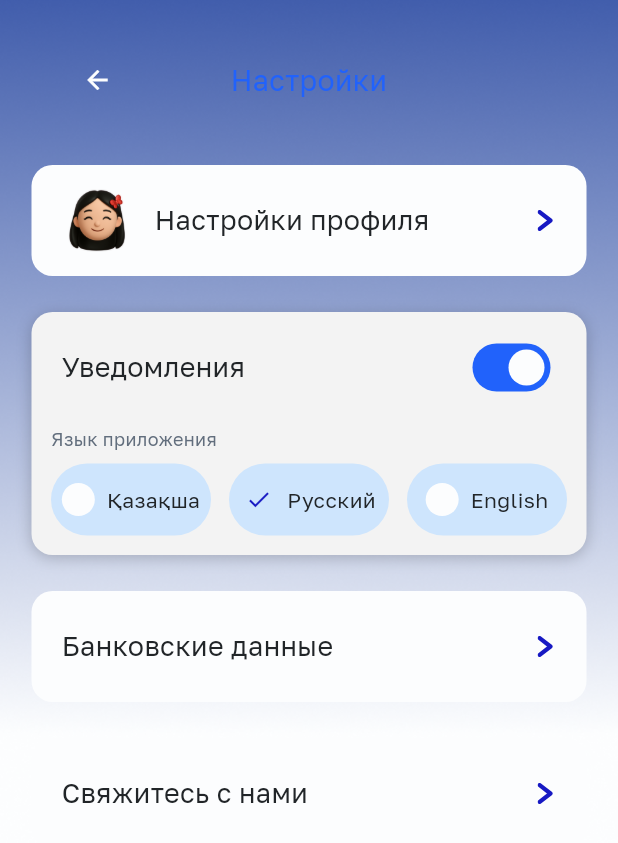
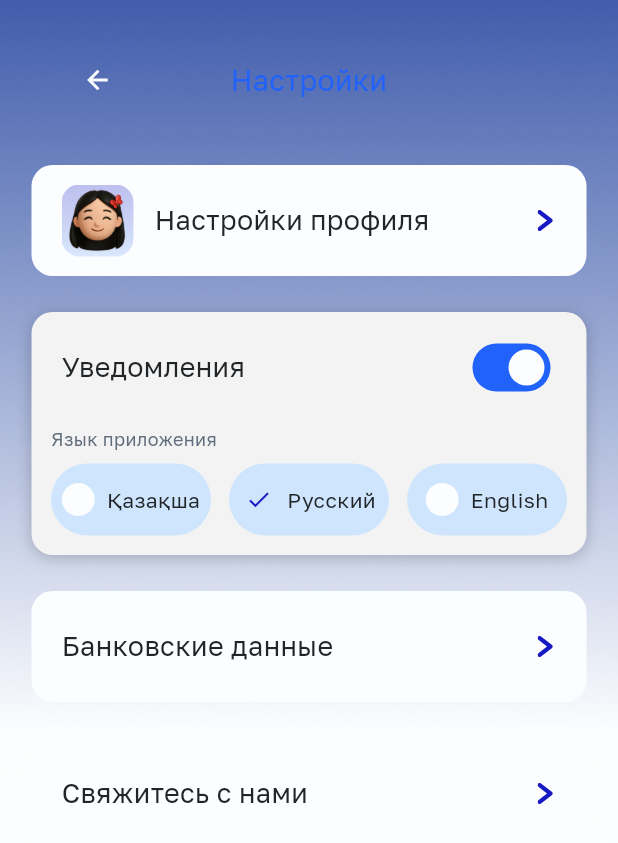
Before and after one commit to kaysarad97/Medix, a Flutter app: the SettingsScreen screen opened by its route, on a phone screen of 412 x 824 dp. Shown: the top 843 px of the screen. Run offline on Flutter 3.47's test engine with Material 3 defaults, Android fonts, the phone set to English and light mode, and no system bars; our stand-ins replace dio, flutter_map, flutter_riverpod, flutter_secure_storage, flutter_svg, go_router and 1 more; accounts and stored records are empty; generated files the repository leaves out were written again; project files that could hold a hidden picture were left out.

Commit message:
Аватар: градиентная подложка из макета вместо заливки цветом
В design/Профиль.png под лицом лежит сиренево-голубой переход, и картинки
аватаров нарисованы в расчёте на него. Градиент лежит и под выбранной
картинкой тоже: у аватаров дизайнера прозрачные углы, и без подложки на их
месте просвечивал бы фон экрана.

Co-Authored-By: Claude Opus 5 <noreply@anthropic.com>

```diff
--- a/lib/core/widgets/user_avatar.dart
+++ b/lib/core/widgets/user_avatar.dart
@@ -1,13 +1,15 @@
 import 'package:flutter/material.dart';
-
-import '../theme/app_colors.dart';
 
 /// Аватар пользователя.
 ///
 /// Источников два: набор картинок в сборке, из которого пользователь
 /// выбирает себе одну, и ссылка с бэкенда — на случай, когда аватарки
-/// начнут приходить оттуда. Пока не выбрано ничего, рисуется подложка,
+/// начнут приходить оттуда. Пока не выбрано ничего, видна одна подложка,
 /// чтобы вёрстка не прыгала.
+///
+/// Подложка — градиент из макета (`icons/Фото.png`), а не заливка цветом:
+/// в `design/Профиль.png` под лицом лежит сиренево-голубой переход, и
+/// картинки аватаров нарисованы в расчёте на него.
 class UserAvatar extends StatelessWidget {
   const UserAvatar({
     super.key,
@@ -32,17 +34,18 @@ class UserAvatar extends StatelessWidget {
 
   final VoidCallback? onTap;
 
+  /// Градиентная подложка из макета.
+  static const String backgroundAsset = 'assets/images/avatar_bg.png';
+
   @override
   Widget build(BuildContext context) {
-    final Widget image;
+    final Widget? image;
     if (asset != null) {
       image = Image.asset(asset!, fit: BoxFit.cover);
     } else if (url != null) {
       image = Image.network(url!, fit: BoxFit.cover);
     } else {
-      image = const DecoratedBox(
-        decoration: BoxDecoration(color: AppColors.accentSoft),
-      );
+      image = null;
     }
 
     return GestureDetector(
@@ -53,7 +56,16 @@ class UserAvatar extends StatelessWidget {
         child: ClipRRect(
           borderRadius:
               borderRadius ?? BorderRadius.circular(size.shortestSide / 2),
-          child: image,
+          child: Stack(
+            fit: StackFit.expand,
+            children: [
+              // Градиент лежит и под выбранной картинкой: аватары дизайнера
+              // нарисованы с прозрачными углами, и без подложки на их месте
+              // просвечивал бы фон экрана.
+              Image.asset(backgroundAsset, fit: BoxFit.cover),
+              ?image,
+            ],
+          ),
         ),
       ),
     );
```
Also changed, not shown: assets/images/avatar_bg.png (added).
